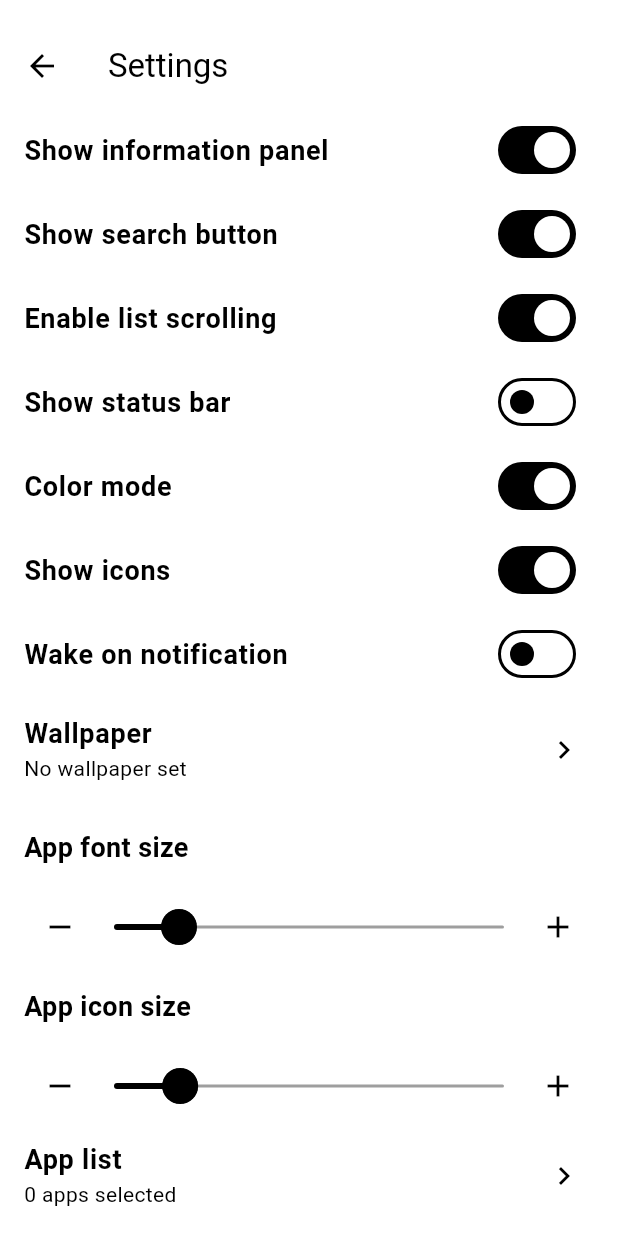
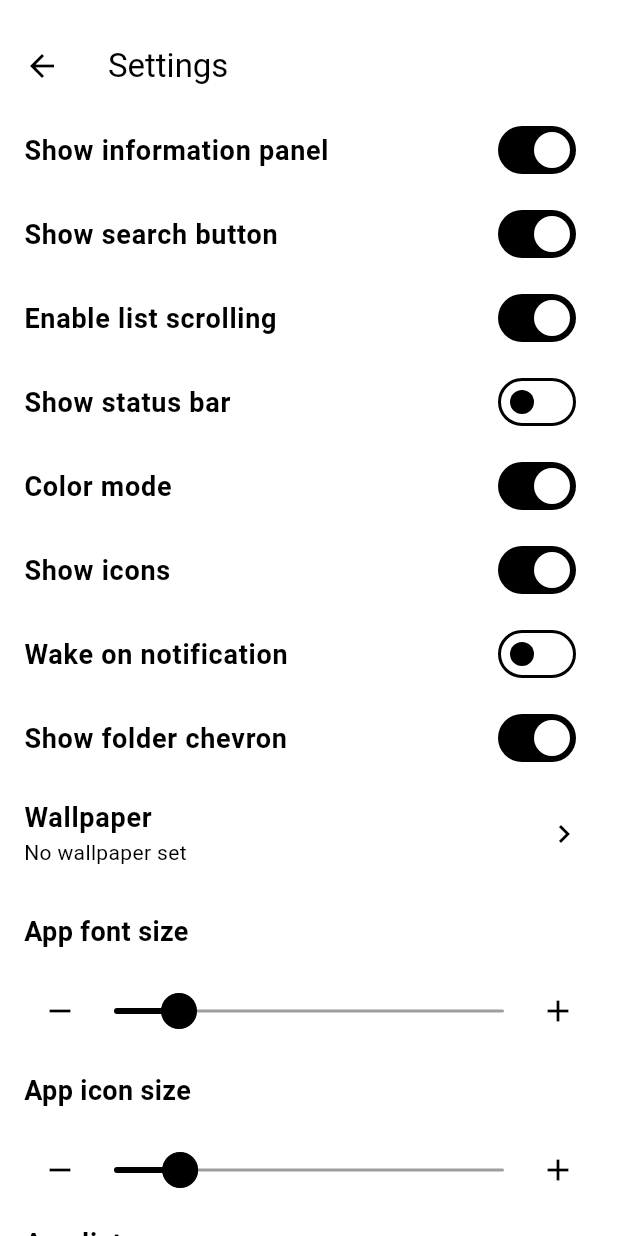
Before and after one commit to ruditimmermans/think-launcher-flutter, a Flutter app: the SettingsScreen screen opened directly with empty values, after a tap on the "remove" icon, on a phone screen of 412 x 824 dp. Run offline on Flutter 3.47's test engine with Material 3 defaults, Android fonts, the light colour scheme and no system bars; our stand-ins replace battery_plus, file_picker, geolocator, image_picker, palette_generator, shared_preferences; missing offline and left inert: android_intent_plus, installed_apps, notification_listener_service; accounts and stored records are empty; statements that could not run were skipped.

Commit message:
version: - 1.11.0 - added chevron option for folder.

```diff
--- a/lib/l10n/app_en.arb
+++ b/lib/l10n/app_en.arb
@@ -59,6 +59,11 @@
   "showIcons": "Show icons",
   "@showIcons": {
     "description": "Label for icon visibility setting"
+  },
+
+  "showFolderChevron": "Show folder chevron",
+  "@showFolderChevron": {
+    "description": "Label for folder chevron visibility setting"
   },
 
   "showStatusBar": "Show status bar",
--- a/lib/l10n/app_localizations.dart
+++ b/lib/l10n/app_localizations.dart
@@ -166,6 +166,12 @@ abstract class AppLocalizations {
   /// In en, this message translates to:
   /// **'Show icons'**
   String get showIcons;
+
+  /// Label for folder chevron visibility setting
+  ///
+  /// In en, this message translates to:
+  /// **'Show folder chevron'**
+  String get showFolderChevron;
 
   /// Label for status bar visibility setting
   ///
--- a/lib/l10n/app_localizations_en.dart
+++ b/lib/l10n/app_localizations_en.dart
@@ -43,6 +43,9 @@ class AppLocalizationsEn extends AppLocalizations {
 
   @override
   String get showIcons => 'Show icons';
+
+  @override
+  String get showFolderChevron => 'Show folder chevron';
 
   @override
   String get showStatusBar => 'Show status bar';
--- a/lib/l10n/app_localizations_nl.dart
+++ b/lib/l10n/app_localizations_nl.dart
@@ -43,6 +43,9 @@ class AppLocalizationsNl extends AppLocalizations {
 
   @override
   String get showIcons => 'Toon pictogrammen';
+
+  @override
+  String get showFolderChevron => 'Map-chevron tonen';
 
   @override
   String get showStatusBar => 'Toon statusbalk';
--- a/lib/l10n/app_nl.arb
+++ b/lib/l10n/app_nl.arb
@@ -59,6 +59,11 @@
   "showIcons": "Toon pictogrammen",
   "@showIcons": {
     "description": "Label for icon visibility setting"
+  },
+
+  "showFolderChevron": "Map-chevron tonen",
+  "@showFolderChevron": {
+    "description": "Label voor zichtbaarheid van map-chevron"
   },
 
   "showStatusBar": "Toon statusbalk",
--- a/lib/screens/settings_screen.dart
+++ b/lib/screens/settings_screen.dart
@@ -29,6 +29,7 @@ class _SettingsScreenState extends State<SettingsScreen> {
   double appIconSize = 35.0;
   bool enableScroll = true;
   bool showIcons = false;
+  bool showFolderChevron = true;
   bool colorMode = true;
   bool wakeOnNotification = false;
   List<String> selectedApps = [];
@@ -51,6 +52,7 @@ class _SettingsScreenState extends State<SettingsScreen> {
       appIconSize = widget.prefs.getDouble('appIconSize') ?? 35.0;
       enableScroll = widget.prefs.getBool('enableScroll') ?? true;
       showIcons = widget.prefs.getBool('showIcons') ?? true;
+      showFolderChevron = widget.prefs.getBool('showFolderChevron') ?? true;
       colorMode = widget.prefs.getBool('colorMode') ?? true;
       wakeOnNotification = widget.prefs.getBool('wakeOnNotification') ?? false;
       selectedApps = widget.prefs.getStringList('selectedApps') ?? [];
@@ -77,6 +79,7 @@ class _SettingsScreenState extends State<SettingsScreen> {
       await widget.prefs.setDouble('appIconSize', appIconSize);
       await widget.prefs.setBool('enableScroll', enableScroll);
       await widget.prefs.setBool('showIcons', showIcons);
+      await widget.prefs.setBool('showFolderChevron', showFolderChevron);
       await widget.prefs.setBool('colorMode', colorMode);
       await widget.prefs.setBool('wakeOnNotification', wakeOnNotification);
       await widget.prefs.setStringList('selectedApps', selectedApps);
@@ -170,6 +173,7 @@ class _SettingsScreenState extends State<SettingsScreen> {
         'appIconSize': prefs.getDouble('appIconSize') ?? 35.0,
         'selectedApps': prefs.getStringList('selectedApps') ?? <String>[],
         'showStatusBar': prefs.getBool('showStatusBar') ?? false,
+        'showFolderChevron': prefs.getBool('showFolderChevron') ?? true,
         'wallpaperBlur': prefs.getDouble('wallpaperBlur') ?? 0.0,
       };
 
@@ -310,6 +314,11 @@ class _SettingsScreenState extends State<SettingsScreen> {
       final bool? vColorMode = getBoolOrNull('colorMode');
       if (vColorMode != null) {
         await prefs.setBool('colorMode', vColorMode);
+      }
+
+      final bool? vShowFolderChevron = getBoolOrNull('showFolderChevron');
+      if (vShowFolderChevron != null) {
+        await prefs.setBool('showFolderChevron', vShowFolderChevron);
       }
 
       final bool? vWakeOnNotification = getBoolOrNull('wakeOnNotification');
@@ -523,7 +532,25 @@ class _SettingsScreenState extends State<SettingsScreen> {
                         },
                       ),
 
-                      // 8. Wallpaper (single setting item)
+                      // 8. Show folder chevron
+                      SwitchListTile(
+                        title: Text(
+                          AppLocalizations.of(context)!.showFolderChevron,
+                          style: const TextStyle(
+                            fontSize: 18,
+                            fontWeight: FontWeight.bold,
+                          ),
+                        ),
+                        value: showFolderChevron,
+                        onChanged: (value) {
+                          setState(() {
+                            showFolderChevron = value;
+                          });
+                          _saveSettings();
+                        },
+                      ),
+
+                      // 9. Wallpaper (single setting item)
                       ListTile(
                         title: Text(
                           AppLocalizations.of(context)!.wallpaper,
@@ -597,7 +624,7 @@ class _SettingsScreenState extends State<SettingsScreen> {
                         },
                       ),
 
-                      // 8b. Wallpaper blur slider (only when wallpaper is set)
+                      // 9b. Wallpaper blur slider (only when wallpaper is set)
                       if (wallpaperPath != null) ...[
                         Padding(
                           padding:
@@ -688,7 +715,7 @@ class _SettingsScreenState extends State<SettingsScreen> {
                         ),
                       ],
 
-                      // 9. App font size
+                      // 10. App font size
                       Padding(
                         padding: const EdgeInsets.all(16.0),
                         child: Text(
@@ -761,7 +788,7 @@ class _SettingsScreenState extends State<SettingsScreen> {
                         ),
                       ),
 
-                      // 10. App icon size
+                      // 11. App icon size
                       Padding(
                         padding: const EdgeInsets.all(16.0),
                         child: Text(
@@ -834,7 +861,7 @@ class _SettingsScreenState extends State<SettingsScreen> {
                         ),
                       ),
 
-                      // 11. App list
+                      // 12. App list
                       ListTile(
                         title: Text(
                           AppLocalizations.of(context)!.appList,
@@ -851,7 +878,7 @@ class _SettingsScreenState extends State<SettingsScreen> {
                         onTap: _selectApps,
                       ),
 
-                      // 12. Reorder apps
+                      // 13. Reorder apps
                       ListTile(
                         title: Text(
                           AppLocalizations.of(context)!.reorderAppsFolders,
@@ -864,7 +891,7 @@ class _SettingsScreenState extends State<SettingsScreen> {
                         onTap: selectedApps.isEmpty ? null : _reorderApps,
                       ),
 
-                      // 13. Manage folders
+                      // 14. Manage folders
                       ListTile(
                         title: Text(
                           AppLocalizations.of(context)!.manageFolders,
@@ -893,7 +920,7 @@ class _SettingsScreenState extends State<SettingsScreen> {
                         },
                       ),
 
-                      // 14. Gestures
+                      // 15. Gestures
                       ListTile(
                         title: Text(
                           AppLocalizations.of(context)!.gestures,
@@ -919,7 +946,7 @@ class _SettingsScreenState extends State<SettingsScreen> {
                         },
                       ),
 
-                      // 15. Export settings
+                      // 16. Export settings
                       const Divider(height: 32),
                       ListTile(
                         title: Text(
--- a/pubspec.yaml
+++ b/pubspec.yaml
@@ -1,7 +1,7 @@
 name: think_launcher
 description: A minimalist launcher for E-Ink screens
 publish_to: 'none'
-version: 1.10.0
+version: 1.11.0
 
 environment:
   sdk: '>=3.0.0 <4.0.0'
```
Also changed, not shown: lib/screens/main_screen.dart (+13 -11 lines), assets/settings_screen.png.
